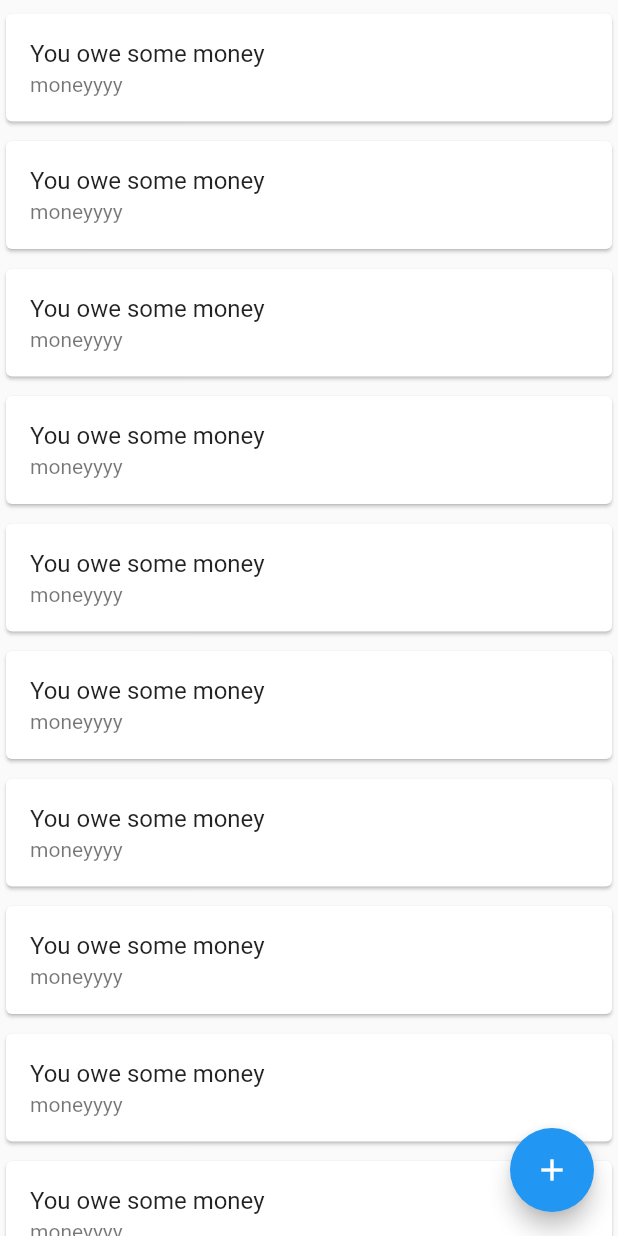
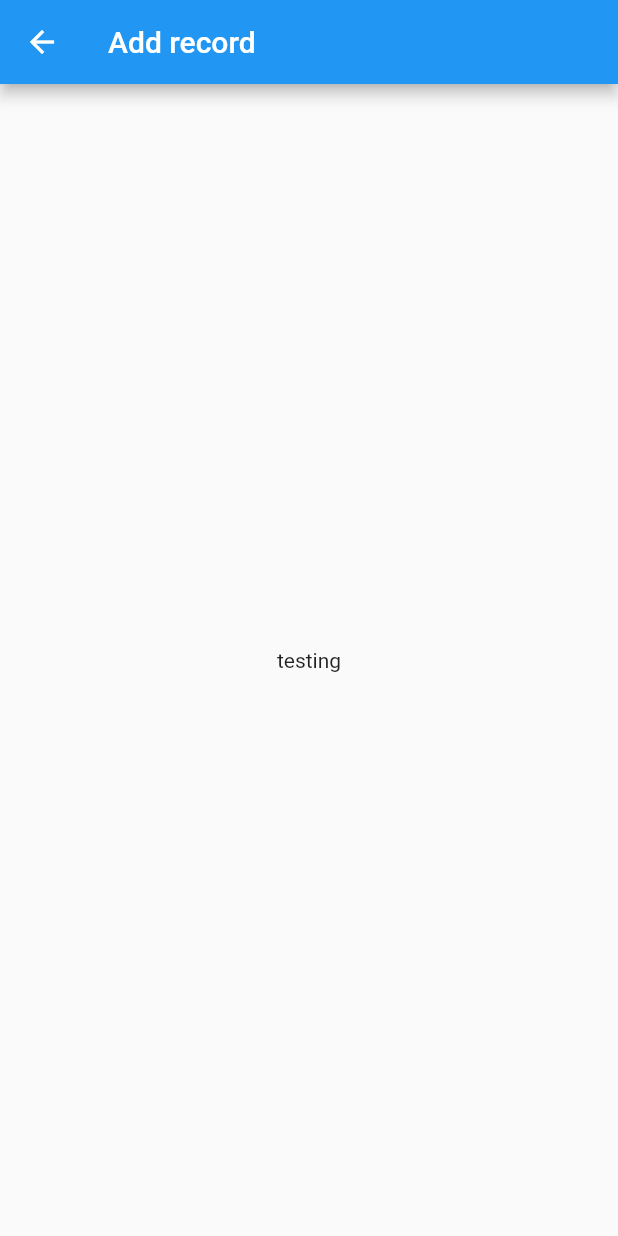
Before and after one commit to sylvesteryue/iou, a Flutter app: the DebtPage screen opened directly, after a tap on the "add" icon, on a phone screen of 412 x 824 dp. Run offline on Flutter 3.47's test engine with Material 2 defaults, Android fonts, the phone set to English and light mode, and no system bars; our stand-ins replace cloud_firestore, firebase_auth; accounts and stored records are empty.

Commit message:
allowed app to pull current user data from firestore and added page to add records

```diff
--- a/lib/Models/user.dart
+++ b/lib/Models/user.dart
@@ -1,20 +1,21 @@
 import 'package:flutter/material.dart';
 import 'package:cloud_firestore/cloud_firestore.dart';
 
+// class User {
+//   final String uid;
+//   User({this.uid});
+// }
+
 class User {
-  final String uid;
-  User({this.uid});
-}
-
-class UserData {
   final String uid;
   String email;
   String fname;
   String lname;
+  List<User> friends;
 
-  UserData({this.uid, this.email, this.fname, this.lname});
+  User({this.uid, this.email, this.fname, this.lname});
 
-  UserData.fromData(Map<String, dynamic> data)
+  User.fromData(Map<String, dynamic> data)
       : uid = data['uid'],
         email = data['email'],
         fname = data['fname'],
--- /dev/null
+++ b/lib/Pages/add_records_page.dart
@@ -0,0 +1,10 @@
+import 'package:flutter/material.dart';
+
+class AddRecordsPage extends StatelessWidget {
+  @override
+  Widget build(BuildContext context) {
+    return Scaffold(
+        appBar: AppBar(title: Text("Add record")),
+        body: Center(child: Text("testing")));
+  }
+}
--- a/lib/Pages/debt_page.dart
+++ b/lib/Pages/debt_page.dart
@@ -1,4 +1,5 @@
 import 'package:flutter/material.dart';
+import 'package:iou/Pages/add_records_page.dart';
 
 class DebtPage extends StatelessWidget {
   @override
@@ -6,7 +7,10 @@ class DebtPage extends StatelessWidget {
     return Scaffold(
       body: Column(children: <Widget>[_debtListView()]),
       floatingActionButton: FloatingActionButton(
-        onPressed: () => {},
+        onPressed: () => {
+          Navigator.push(context,
+              MaterialPageRoute(builder: (context) => AddRecordsPage()))
+        },
         tooltip: 'Increment Counter',
         child: const Icon(Icons.add),
       ),
--- /dev/null
+++ b/lib/Services/database_service.dart
@@ -0,0 +1,29 @@
+import 'package:cloud_firestore/cloud_firestore.dart';
+import 'package:iou/Models/user.dart';
+
+class DatabaseService {
+  final CollectionReference _usersCollectionReference =
+      Firestore.instance.collection("users");
+
+  final CollectionReference _transactioncollectionReference =
+      Firestore.instance.collection("transactions");
+
+  Future<void> addUser(User user) async {
+    try {
+      await _usersCollectionReference.document(user.uid).setData(user.toJson());
+    } catch (e) {
+      //print(e);
+      return null;
+    }
+  }
+
+  Future<User> getUser(String uid) async {
+    try {
+      var userData = await _usersCollectionReference.document(uid).get();
+      return User.fromData(userData.data);
+    } catch (e) {
+      //print(e);
+      return null;
+    }
+  }
+}
--- a/lib/Views/root_view.dart
+++ b/lib/Views/root_view.dart
@@ -1,5 +1,7 @@
 import 'package:flutter/material.dart';
 import 'package:iou/Models/user.dart';
+
+import 'package:firebase_auth/firebase_auth.dart';
 import 'package:provider/provider.dart';
 import 'home_view.dart';
 import 'auth_view.dart';
@@ -7,11 +9,11 @@ import 'auth_view.dart';
 class RootView extends StatelessWidget {
   @override
   Widget build(BuildContext context) {
-    final user = Provider.of<User>(context);
+    final user = Provider.of<FirebaseUser>(context);
 
     if (user != null) {
       // signed in
-      return HomeView(user: user);
+      return HomeView(uid: user.uid);
     } else {
       return AuthView();
     }
--- a/lib/Widgets/drawer.dart
+++ b/lib/Widgets/drawer.dart
@@ -29,8 +29,8 @@ class AppDrawer extends StatelessWidget {
     return Drawer(
         child: Column(children: <Widget>[
       UserAccountsDrawerHeader(
-        accountEmail: Text("testing@gmail.com"),
-        accountName: Text(user.uid),
+        accountEmail: Text(user.email),
+        accountName: Text(user.fname + " " + user.lname),
       ),
       ListTile(
           title: Text('Home'),
--- a/lib/main.dart
+++ b/lib/main.dart
@@ -3,7 +3,8 @@ import 'package:provider/provider.dart';
 
 import 'package:iou/Views/root_view.dart';
 import 'package:iou/Services/auth.dart';
-import 'package:iou/Models/user.dart';
+
+import 'package:firebase_auth/firebase_auth.dart';
 
 void main() {
   runApp(MyApp());
@@ -13,7 +14,7 @@ class MyApp extends StatelessWidget {
   // This widget is the root of your application.
   @override
   Widget build(BuildContext context) {
-    return StreamProvider<User>.value(
+    return StreamProvider<FirebaseUser>.value(
         value: Auth().user,
         child: MaterialApp(
           title: 'iou',
```
Also changed, not shown: lib/Models/transaction.dart (+18 -4 lines), lib/Services/auth.dart (+21 -9 lines), lib/Services/firestore_service.dart (+6 -6 lines), lib/Views/home_view.dart (+15 -4 lines).
